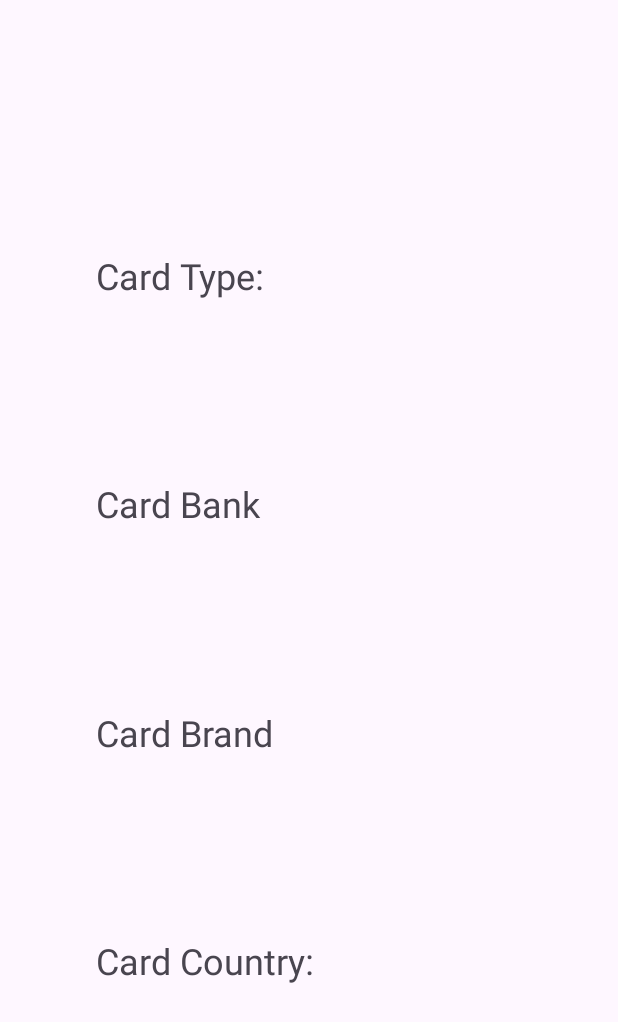
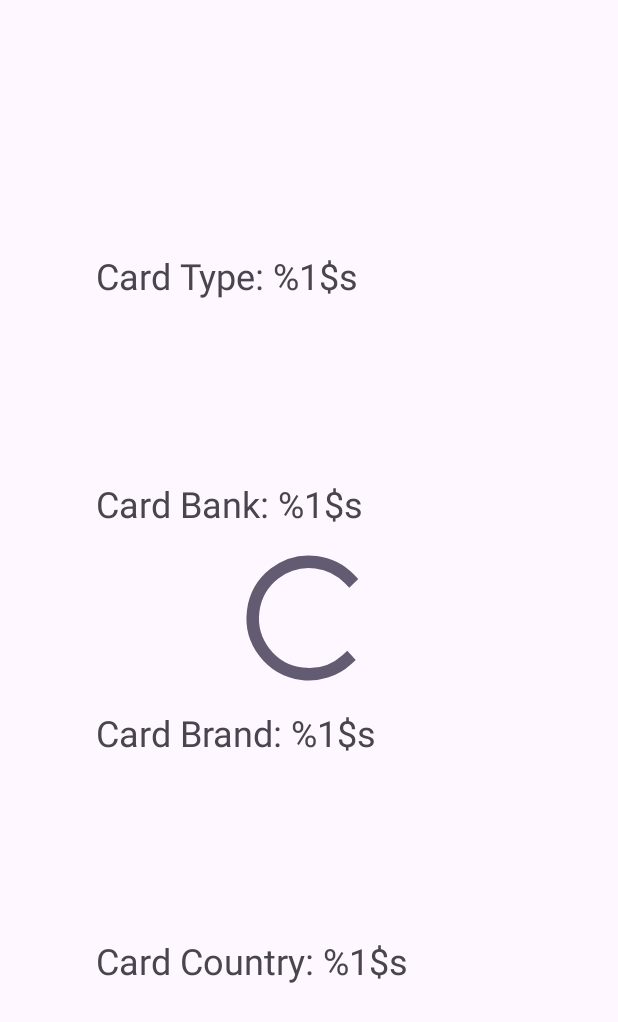
Before and after one commit to Jolugba/CardScanner, an Android app: the layout fragment_display.xml on its own in the app's theme, with its tools: preview values and no code run, on a phone screen of 412 x 824 dp. Shown: the top 1022 px of the screen. Run offline under Robolectric (Android 15) with nearby library versions, the phone set to English and light mode, and no system bars.

Commit message:
Get Card Info from input done

```diff
--- a/app/src/main/AndroidManifest.xml
+++ b/app/src/main/AndroidManifest.xml
@@ -1,7 +1,7 @@
 <?xml version="1.0" encoding="utf-8"?>
 <manifest xmlns:android="http://schemas.android.com/apk/res/android"
     xmlns:tools="http://schemas.android.com/tools">
-
+  <uses-permission android:name="android.permission.INTERNET"/>
     <application
         android:allowBackup="true"
         android:dataExtractionRules="@xml/data_extraction_rules"
--- a/app/src/main/java/com/example/cardscanner/MainActivity.kt
+++ b/app/src/main/java/com/example/cardscanner/MainActivity.kt
@@ -3,7 +3,9 @@ package com.example.cardscanner
 import android.os.Bundle
 import androidx.appcompat.app.AppCompatActivity
 import com.example.cardscanner.databinding.ActivityMainBinding
+import dagger.hilt.android.AndroidEntryPoint
 
+@AndroidEntryPoint
 class MainActivity : AppCompatActivity() {
     private lateinit var binding: ActivityMainBinding
     override fun onCreate(savedInstanceState: Bundle?) {
--- a/app/src/main/java/com/example/cardscanner/network/CardService.kt
+++ b/app/src/main/java/com/example/cardscanner/network/CardService.kt
@@ -1,11 +1,10 @@
 package com.example.cardscanner.network
 
 import com.example.cardscanner.network.models.CardDetail
-import retrofit2.Call
 import retrofit2.http.GET
 import retrofit2.http.Path
 
 interface CardService {
     @GET("{number}")
-   suspend fun getCard(@Path("number")number: Int) : Call<CardDetail>
+   suspend fun getCard(@Path("number")number: Int) : CardDetail
 }
--- a/app/src/main/java/com/example/cardscanner/network/models/CardDetail.kt
+++ b/app/src/main/java/com/example/cardscanner/network/models/CardDetail.kt
@@ -1,7 +1,7 @@
 package com.example.cardscanner.network.models
 
 data class CardDetail(
-    val scheme: String, val type: String, val bank: Bank, val country: Country
+    val brand: String, val type: String, val bank: Bank, val country: Country
 )
 
 
--- a/app/src/main/java/com/example/cardscanner/ui/Inputcard/InputCardDetailFragment.kt
+++ b/app/src/main/java/com/example/cardscanner/ui/Inputcard/InputCardDetailFragment.kt
@@ -15,8 +15,6 @@ import timber.log.Timber
 
 class InputCardDetailFragment : ViewBindingFragment<FragmentInputCardDetailBinding>() {
     private val viewModel: InputViewModel by viewModels()
-
-
 
     override val layoutId: Int
         get() = R.layout.fragment_input_card_detail
--- a/app/src/main/res/layout/fragment_display.xml
+++ b/app/src/main/res/layout/fragment_display.xml
@@ -46,4 +46,14 @@
         app:layout_constraintStart_toStartOf="parent"
         app:layout_constraintTop_toBottomOf="@+id/cardBrand"
         tools:text="@string/card_country" />
+
+    <include
+        android:id="@+id/loader"
+        layout="@layout/loader_layout"
+        android:layout_height="wrap_content"
+        app:layout_constraintBottom_toBottomOf="parent"
+        app:layout_constraintEnd_toEndOf="parent"
+        app:layout_constraintStart_toStartOf="parent"
+        app:layout_constraintTop_toTopOf="parent"
+        android:layout_width="wrap_content" />
 </androidx.constraintlayout.widget.ConstraintLayout>
--- a/app/src/main/res/layout/fragment_input_card_detail.xml
+++ b/app/src/main/res/layout/fragment_input_card_detail.xml
@@ -15,6 +15,8 @@
         android:layout_width="match_parent"
         android:layout_height="wrap_content"
         android:ems="10"
+        android:maxLength="8"
+        android:hint="@string/enter_the_first_6_to_8_digit_of_your_atm_card"
         android:inputType="numberSigned" />
 
     <Button
--- a/app/src/main/res/layout/loader_layout.xml
+++ b/app/src/main/res/layout/loader_layout.xml
@@ -1,8 +1,9 @@
 <?xml version="1.0" encoding="utf-8"?>
 <androidx.constraintlayout.widget.ConstraintLayout xmlns:android="http://schemas.android.com/apk/res/android"
     xmlns:app="http://schemas.android.com/apk/res-auto"
-    android:layout_width="match_parent"
-    android:layout_height="match_parent">
+    android:layout_width="wrap_content"
+    android:layout_gravity="center"
+    android:layout_height="wrap_content">
 
     <ProgressBar
         android:id="@+id/progressBar"
--- a/app/src/main/res/values/strings.xml
+++ b/app/src/main/res/values/strings.xml
@@ -5,8 +5,9 @@
     <string name="get_card_input">Get Card Input</string>
     <string name="scan_atm">Scan ATM</string>
     <string name="get_card_detail">Get card detail</string>
-    <string name="card_type">Card Type:</string>
-    <string name="card_bank">Card Bank</string>
-    <string name="card_brand">Card Brand</string>
-    <string name="card_country">Card Country:</string>
+    <string name="card_type">Card Type: %1$s </string>
+    <string name="card_bank">Card Bank: %1$s </string>
+    <string name="card_brand">Card Brand: %1$s</string>
+    <string name="card_country">Card Country: %1$s</string>
+    <string name="enter_the_first_6_to_8_digit_of_your_atm_card">Enter the first 6 to 8 digit of your ATM card</string>
 </resources>
```
Also changed, not shown: app/src/main/java/com/example/cardscanner/network/helper/NetworkHelper.kt (added, +70 -0 lines), app/src/main/java/com/example/cardscanner/ui/result/DisplayFragment.kt (+40 -7 lines), app/src/main/java/com/example/cardscanner/ui/result/viewmodel/ResultViewModel.kt (added, +42 -0 lines), app/src/main/java/com/example/cardscanner/ui/result/viewmodel/UiState.kt (added, +15 -0 lines), app/src/main/java/com/example/cardscanner/util/FragmentKTX.kt (+0 -17 lines), app/src/main/java/com/example/cardscanner/util/ViewExt.kt (added, +14 -0 lines).
